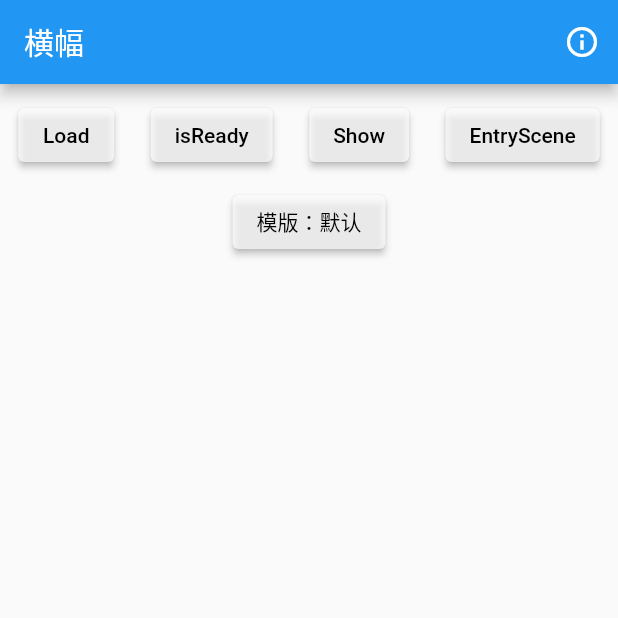
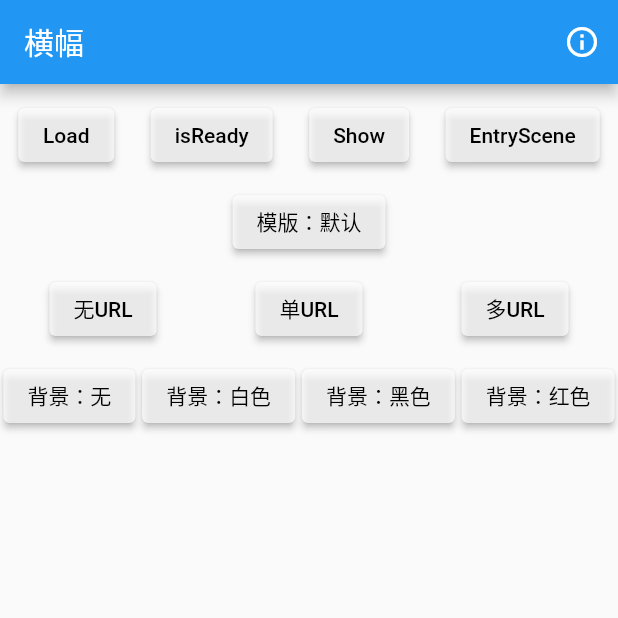
Before and after one commit to tradplus/flutter_demo, a Flutter app: the BannerWidget screen opened directly, after a tap on "Load", on a phone screen of 412 x 824 dp, the top half of it. Run offline on Flutter 3.47's test engine with Material 2 defaults, Android fonts, the phone set to English and light mode, and no system bars.

Commit message:
1.1.4 Android更新

```diff
--- a/example/lib/banner.dart
+++ b/example/lib/banner.dart
@@ -15,13 +15,15 @@ class BannerWidget extends StatefulWidget {
 class BannerWidgetState extends State<BannerWidget> {
   String unitId = TPAdConfiguration.bannerAdUnitId;
   static TPBannerAdListener? listener;
+  int googleURLIndex = 0;
   bool hasAd = false;
   bool useDef = true;
   String useDefText = "模版：默认";
   String infoString = "";
+  String bgColorStr = "";
   String sceneId = TPAdConfiguration.bannerSceneId;
+  GlobalKey<PartRefreshWidgetState> globalKey = new GlobalKey();
 
-  GlobalKey<PartRefreshWidgetState> globalKey = new GlobalKey();
   @override
   void initState() {
     super.initState();
@@ -106,6 +108,99 @@ class BannerWidgetState extends State<BannerWidget> {
               ],
             ),
           ),
+          Padding(
+            padding: const EdgeInsets.only(top: 10),
+            child: Row(
+              mainAxisAlignment: MainAxisAlignment.spaceAround,
+              children: [
+                ElevatedButton(
+                    style: ElevatedButton.styleFrom(primary: Colors.white70),
+                    onPressed: () {
+                      googleURLIndex = 0;
+                      infoString = "google 无URL";
+                      globalKey.currentState?.update();
+                    },
+                    child: const Text("无URL",
+                        style: TextStyle(
+                          color: Colors.black,
+                        ))),
+                ElevatedButton(
+                    style: ElevatedButton.styleFrom(primary: Colors.white70),
+                    onPressed: () {
+                      googleURLIndex = 1;
+                      infoString = "google 单URL";
+                      globalKey.currentState?.update();
+                    },
+                    child: const Text("单URL",
+                        style: TextStyle(
+                          color: Colors.black,
+                        ))),
+                ElevatedButton(
+                    style: ElevatedButton.styleFrom(primary: Colors.white70),
+                    onPressed: () {
+                      googleURLIndex = 2;
+                      infoString = "google 多URL";
+                      globalKey.currentState?.update();
+                    },
+                    child: const Text("多URL",
+                        style: TextStyle(
+                          color: Colors.black,
+                        ))),
+              ],
+            ),
+          ),
+          Padding(
+            padding: const EdgeInsets.only(top: 10),
+            child: Row(
+              mainAxisAlignment: MainAxisAlignment.spaceAround,
+              children: [
+                ElevatedButton(
+                    style: ElevatedButton.styleFrom(primary: Colors.white70),
+                    onPressed: () {
+                      bgColorStr = "";
+                      infoString = "背景色设置为：无";
+                      globalKey.currentState?.update();
+                    },
+                    child: const Text("背景：无",
+                        style: TextStyle(
+                          color: Colors.black,
+                        ))),
+                ElevatedButton(
+                    style: ElevatedButton.styleFrom(primary: Colors.white70),
+                    onPressed: () {
+                      bgColorStr = "#FFFFFF";
+                      infoString = "背景色设置为：白色";
+                      globalKey.currentState?.update();
+                    },
+                    child: const Text("背景：白色",
+                        style: TextStyle(
+                          color: Colors.black,
+                        ))),
+                ElevatedButton(
+                    style: ElevatedButton.styleFrom(primary: Colors.white70),
+                    onPressed: () {
+                      infoString = "背景色设置为：黑色";
+                      bgColorStr = "#000000";
+                      globalKey.currentState?.update();
+                    },
+                    child: const Text("背景：黑色",
+                        style: TextStyle(
+                          color: Colors.black,
+                        ))),
+                ElevatedButton(
+                    style: ElevatedButton.styleFrom(primary: Colors.white70),
+                    onPressed: () {
+                      infoString = "背景色设置为：红色";
+                      bgColorStr = "#FF0000";
+                      globalKey.currentState?.update();
+                    },
+                    child: const Text("背景：红色",
+                        style: TextStyle(
+                          color: Colors.black,
+                        ))),
+              ],
+            ),
+          ),
           PartRefreshWidget(globalKey, () {
             ///创建需要局部刷新的widget
             return Text(
@@ -116,8 +211,11 @@ class BannerWidgetState extends State<BannerWidget> {
           Container(
               child: Container(
                 // height: 100,
-                width: 320,
-                height: 60,
+                width: MediaQuery
+                    .of(context)
+                    .size
+                    .width,
+                height: 100,
 
                 // color: Colors.deepPurple,
                 margin: const EdgeInsets.only(top: 20),
@@ -142,22 +240,43 @@ class BannerWidgetState extends State<BannerWidget> {
       "user_id": "banner_userId",
       "custom_data": "banner_customData"
     };
+    if (googleURLIndex == 1) {
+      localParams['google_neighboring_contenturls'] =
+      ['https://www.example.com'];
+    }
+    else if (googleURLIndex == 2) {
+      localParams['google_neighboring_contenturls'] = [
+        'https://www.example1.com',
+        'https://www.example2.com',
+        'https://www.example3.com',
+        'https://www.example4.com'
+      ];
+    }
     Map extraMap = TPBannerManager.createBannerExtraMap(
-        height: 60, width: 320, customMap: customMap,localParams:localParams, sceneId: sceneId);
+      height: 100,
+      width: 0,
+      customMap: customMap,
+      localParams: localParams,
+      closeAutoDestroy: true,
+      sceneId: sceneId,
+      backgroundColor: bgColorStr
+    );
     TPBannerManager.loadBannerAd(unitId, extraMap: extraMap);
-    String time = DateTime.now().millisecondsSinceEpoch.toString();
-    Map customAdInfo ={
-      "act":"Load",
-      "time":time
+    String time = DateTime
+        .now()
+        .millisecondsSinceEpoch
+        .toString();
+    Map customAdInfo = {
+      "act": "Load",
+      "time": time
     };
     TPBannerManager.setCustomAdInfo(unitId, customAdInfo);
   }
 
-  changeClassName()
-  {
+  changeClassName() {
     setState(() {
       useDef = !useDef;
-      if(useDef)
+      if (useDef)
         useDefText = "模版：默认";
       else
         useDefText = "模版：自定义";
@@ -169,10 +288,13 @@ class BannerWidgetState extends State<BannerWidget> {
     bool isReady = await TPBannerManager.bannerAdReady(unitId);
     if (isReady) {
       setState(() {
-        String time = DateTime.now().millisecondsSinceEpoch.toString();
-        Map customAdInfo ={
-          "act":"Show",
-          "time":time
+        String time = DateTime
+            .now()
+            .millisecondsSinceEpoch
+            .toString();
+        Map customAdInfo = {
+          "act": "Show",
+          "time": time
         };
         TPBannerManager.setCustomAdInfo(unitId, customAdInfo);
         hasAd = true;
@@ -268,27 +390,28 @@ class BannerWidgetState extends State<BannerWidget> {
         TPAdConfiguration.showLog(
             'onAdAllLoaded : adUnitId = $adUnitId, isSuccess = $isSuccess');
       },
-      onDownloadStart: (adUnitId, totalBytes,currBytes,fileName,appName) {
+      onDownloadStart: (adUnitId, totalBytes, currBytes, fileName, appName) {
         TPAdConfiguration.showLog(
             'onDownloadStart : adUnitId = $adUnitId, totalBytes = $totalBytes, currBytes = $currBytes, fileName = $fileName, appName = $appName');
       },
-      onDownloadUpdate: (adUnitId, totalBytes,currBytes,fileName,appName, progress) {
+      onDownloadUpdate: (adUnitId, totalBytes, currBytes, fileName, appName,
+          progress) {
         TPAdConfiguration.showLog(
             'onDownloadStart : adUnitId = $adUnitId, totalBytes = $totalBytes, currBytes = $currBytes, fileName = $fileName, appName = $appName, progress = $progress');
       },
-      onDownloadPause: (adUnitId, totalBytes,currBytes,fileName,appName) {
+      onDownloadPause: (adUnitId, totalBytes, currBytes, fileName, appName) {
         TPAdConfiguration.showLog(
             'onDownloadPause : adUnitId = $adUnitId, totalBytes = $totalBytes, currBytes = $currBytes, fileName = $fileName, appName = $appName');
       },
-      onDownloadFinish: (adUnitId, totalBytes,currBytes,fileName,appName) {
+      onDownloadFinish: (adUnitId, totalBytes, currBytes, fileName, appName) {
         TPAdConfiguration.showLog(
             'onDownloadFinish : adUnitId = $adUnitId, totalBytes = $totalBytes, currBytes = $currBytes, fileName = $fileName, appName = $appName');
       },
-      onDownloadFail: (adUnitId, totalBytes,currBytes,fileName,appName) {
+      onDownloadFail: (adUnitId, totalBytes, currBytes, fileName, appName) {
         TPAdConfiguration.showLog(
             'onDownloadFail : adUnitId = $adUnitId, totalBytes = $totalBytes, currBytes = $currBytes, fileName = $fileName, appName = $appName');
       },
-      onInstall: (adUnitId, totalBytes,currBytes,fileName,appName) {
+      onInstall: (adUnitId, totalBytes, currBytes, fileName, appName) {
         TPAdConfiguration.showLog(
             'onInstall : adUnitId = $adUnitId, totalBytes = $totalBytes, currBytes = $currBytes, fileName = $fileName, appName = $appName');
       },
@@ -300,23 +423,19 @@ class BannerWidgetState extends State<BannerWidget> {
     if (!hasAd) {
       return null;
     }
-    if(useDef)
-    {
+    if (useDef) {
       return TPBannerViewWidget(unitId);
     }
-    else
-    {
+    else {
       //使用自定义模版
       String className = "";
-      if(defaultTargetPlatform == TargetPlatform.iOS)
-      {
+      if (defaultTargetPlatform == TargetPlatform.iOS) {
         className = "NativeBannerTemplate";
       }
-      else
-      {
+      else {
         className = "native_banner_ad_unit";
       }
-      return TPBannerViewWidget(unitId,className:className);
+      return TPBannerViewWidget(unitId, className: className);
     }
   }
 }
--- a/lib/tp_banner.dart
+++ b/lib/tp_banner.dart
@@ -7,21 +7,26 @@ class TPBanner
 {
   ///构建ExtraMap：height 高度，width 宽度，customMap 流量分组等自定义数据，sceneId 场景ID
   ///contentMode 居中模式 仅iOS支持 0 = 顶部水平居中；1 = 垂直居中并水平居中； 2 = 底边水平居中；其他 = 0
+  ///closeAutoDestroy 是否关闭自动destroy 仅安卓支持
+  ///backgroundColor 背景色 例:#FFFFFF
   Map createBannerExtraMap({
         double height = 0,//高度
         double width = 0,//宽度
         Map? customMap,//流量分组Map
         String? sceneId,//场景ID
         Map? localParams,//客户设置特殊参数数据
+        bool? closeAutoDestroy = false,//是否关闭自动destroy（仅安卓支持）
         //仅iOS支持 居中模式
         // 0 = 顶部水平居中；1 = 垂直居中并水平居中； 2 = 底边水平居中；其他 = 0
         int contentMode = 0,
         bool openAutoLoadCallback = false,
         double maxWaitTime = 0,
+        String? backgroundColor,//背景色 例:#FFFFFF
    }) {
     Map extraMap = {};
     extraMap['height'] = height;
     extraMap['width'] = width;
+    extraMap['closeAutoDestroy'] = closeAutoDestroy;
     extraMap['contentMode'] = contentMode;
     if(localParams != null) {
       extraMap['localParams'] = localParams;
@@ -33,6 +38,10 @@ class TPBanner
     if(sceneId != null)
     {
       extraMap['sceneId'] = sceneId;
+    }
+    if(backgroundColor != null && backgroundColor.length > 0)
+    {
+      extraMap['backgroundColor'] = backgroundColor;
     }
     extraMap['openAutoLoadCallback'] = openAutoLoadCallback;
     extraMap['maxWaitTime'] = maxWaitTime;
```
Also changed, not shown: 5 other files. Lines whose indentation alone changed are shown as unchanged.
